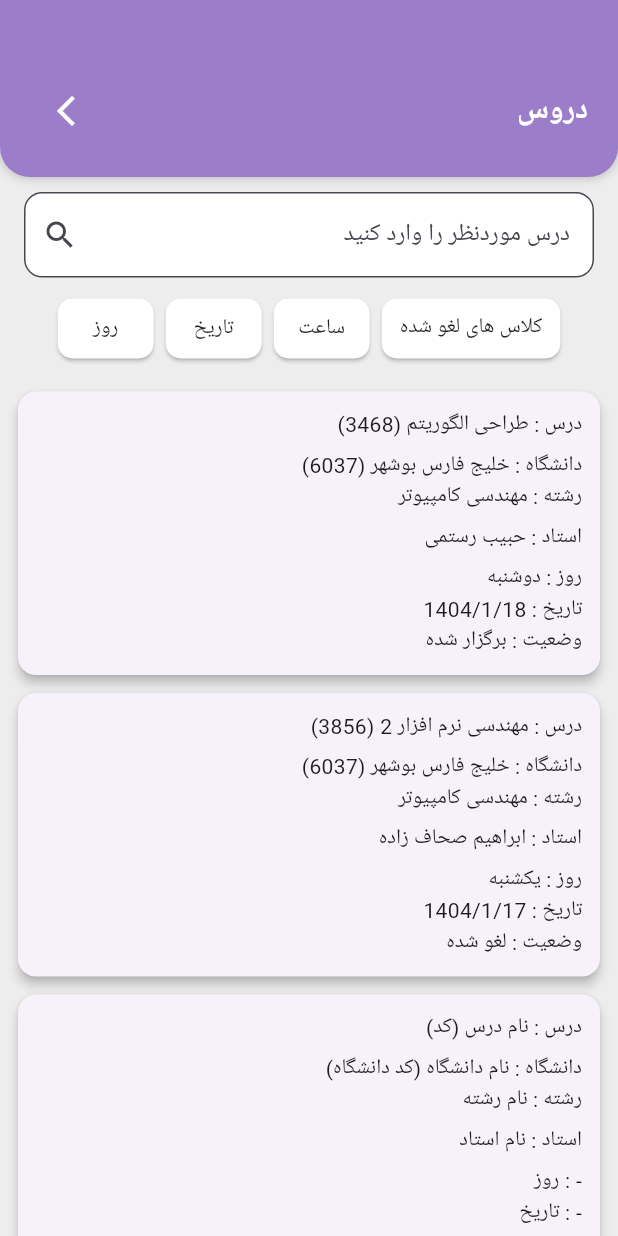
After one commit to MahdiHeydariDepo/Classrun, a Flutter app: the CourseListPage screen opened by its route, on a phone screen of 412 x 824 dp. The commit adds this screen. Run offline on Flutter 3.47's test engine with Material 3 defaults, Android fonts, the phone set to English and light mode, and no system bars; Roboto replaces fonts that are missing (Vazirmatn).

Commit message:
adding courselist and back btn

```diff
--- a/lib/main.dart
+++ b/lib/main.dart
@@ -2,7 +2,7 @@ import 'package:flutter/material.dart';
 import 'screens/landing_page.dart';
 import 'screens/university_page.dart';
 import 'screens/major_page.dart';
-import 'screens/final_page.dart';
+import 'screens/courselist_page.dart';
 
 void main() {
   runApp(const MyApp());
@@ -22,7 +22,7 @@ class MyApp extends StatelessWidget {
         '/': (context) => const LandingPage(),
         '/universities': (context) => const UniversityPage(),
         '/majors': (context) => const MajorPage(),
-        '/final': (context) => const FinalPage(),
+        '/courselist': (context) => const CourseListPage(),
       },
     );
   }
--- /dev/null
+++ b/lib/screens/courselist_page.dart
@@ -0,0 +1,176 @@
+import 'package:flutter/material.dart';
+
+class CourseListPage extends StatelessWidget {
+  const CourseListPage({super.key});
+
+  @override
+  Widget build(BuildContext context) {
+    // Placeholder list of courses
+    final List<Map<String, String>> placeholderCourses = [
+      {
+        "title": "طراحی الگوریتم",
+        "code": "3468",
+        "university": "خلیج فارس بوشهر",
+        "uniCode": "6037",
+        "major": "مهندسی کامپیوتر",
+        "teacher": "حبیب رستمی",
+        "weekday": "دوشنبه",
+        "date": "1404/1/18",
+        "status": "برگزار شده",
+      },
+      {
+        "title": "مهندسی نرم افزار 2",
+        "code": "3856",
+        "university": "خلیج فارس بوشهر",
+        "uniCode": "6037",
+        "major": "مهندسی کامپیوتر",
+        "teacher": "ابراهیم صحاف زاده",
+        "weekday": "یکشنبه",
+        "date": "1404/1/17",
+        "status": "لغو شده",
+      },
+      {
+        "title": "نام درس",
+        "code": "کد",
+        "university": "نام دانشگاه",
+        "uniCode": "کد دانشگاه",
+        "major": "نام رشته",
+        "teacher": "نام استاد",
+        "weekday": "-",
+        "date": "-",
+        "status": "-",
+      },
+    ];
+
+    return Scaffold(
+      backgroundColor: const Color(0xFFEDEDED),
+      body: Column(
+        children: [
+          _buildHeader(context),
+          _buildSearchField(),
+          _buildFilterBar(),
+          const SizedBox(height: 10),
+          Expanded(
+            child: ListView.builder(
+              padding: const EdgeInsets.symmetric(horizontal: 12, vertical: 8),
+              itemCount: placeholderCourses.length,
+              itemBuilder: (context, index) {
+                final course = placeholderCourses[index];
+                return _buildCourseCard(course);
+              },
+            ),
+          ),
+        ],
+      ),
+    );
+  }
+
+  Widget _buildHeader(BuildContext context) {
+    return Container(
+      decoration: const BoxDecoration(
+        color: Color(0xFF9C7DCA),
+        borderRadius: BorderRadius.vertical(bottom: Radius.circular(20)),
+        boxShadow: [BoxShadow(color: Colors.black26, blurRadius: 6)],
+      ),
+      padding: const EdgeInsets.only(top: 50, bottom: 20, right: 20, left: 20),
+      child: Row(
+        children: [
+          IconButton(
+            icon: const Icon(Icons.arrow_back_ios_new, color: Colors.white),
+            onPressed: () {
+              Navigator.pop(context);
+            },
+          ),
+          const Spacer(),
+          const Text(
+            "دروس",
+            style: TextStyle(
+              color: Colors.white,
+              fontSize: 20,
+              fontWeight: FontWeight.bold,
+            ),
+          ),
+        ],
+      ),
+    );
+  }
+
+  Widget _buildSearchField() {
+    return Padding(
+      padding: const EdgeInsets.symmetric(horizontal: 16, vertical: 10),
+      child: TextField(
+        textAlign: TextAlign.right,
+        decoration: InputDecoration(
+          hintText: "درس موردنظر را وارد کنید",
+          prefixIcon: const Icon(Icons.search),
+          border: OutlineInputBorder(borderRadius: BorderRadius.circular(12)),
+          filled: true,
+          fillColor: Colors.white,
+        ),
+      ),
+    );
+  }
+
+  Widget _buildFilterBar() {
+    return Padding(
+      padding: const EdgeInsets.symmetric(horizontal: 12),
+      child: SingleChildScrollView(
+        scrollDirection: Axis.horizontal,
+        child: Row(
+          children: [
+            _filterChip("روز"),
+            _filterChip("تاریخ"),
+            _filterChip("ساعت"),
+            _filterChip("کلاس های لغو شده"),
+          ],
+        ),
+      ),
+    );
+  }
+
+  Widget _filterChip(String label) {
+    return Padding(
+      padding: const EdgeInsets.symmetric(horizontal: 4),
+      child: ElevatedButton(
+        onPressed: () {
+          // Placeholder for filter action
+        },
+        style: ElevatedButton.styleFrom(
+          foregroundColor: Colors.black87,
+          backgroundColor: Colors.white,
+          padding: const EdgeInsets.symmetric(horizontal: 12, vertical: 8),
+          shape: RoundedRectangleBorder(
+            borderRadius: BorderRadius.circular(10),
+          ),
+        ),
+        child: Text(label),
+      ),
+    );
+  }
+
+  Widget _buildCourseCard(Map<String, String> course) {
+    return Card(
+      margin: const EdgeInsets.only(bottom: 12),
+      elevation: 3,
+      shape: RoundedRectangleBorder(borderRadius: BorderRadius.circular(12)),
+      child: Padding(
+        padding: const EdgeInsets.all(12),
+        child: Column(
+          crossAxisAlignment: CrossAxisAlignment.end,
+          children: [
+            Text("درس : ${course['title']} (${course['code']})"),
+            const SizedBox(height: 6),
+            Text("دانشگاه : ${course['university']} (${course['uniCode']})"),
+            Text("رشته : ${course['major']}"),
+            const SizedBox(height: 6),
+            Text("استاد : ${course['teacher']}"),
+            const SizedBox(height: 6),
+            Text("روز : ${course['weekday']}"),
+            Text("تاریخ : ${course['date']}"),
+            Text("وضعیت : ${course['status']}"),
+          ],
+        ),
+      ),
+    );
+  }
+}
```
Also changed, not shown: lib/screens/final_page.dart (deleted, +0 -13 lines), lib/screens/major_page.dart (+52 -24 lines), lib/screens/university_page.dart (+20 -4 lines).
